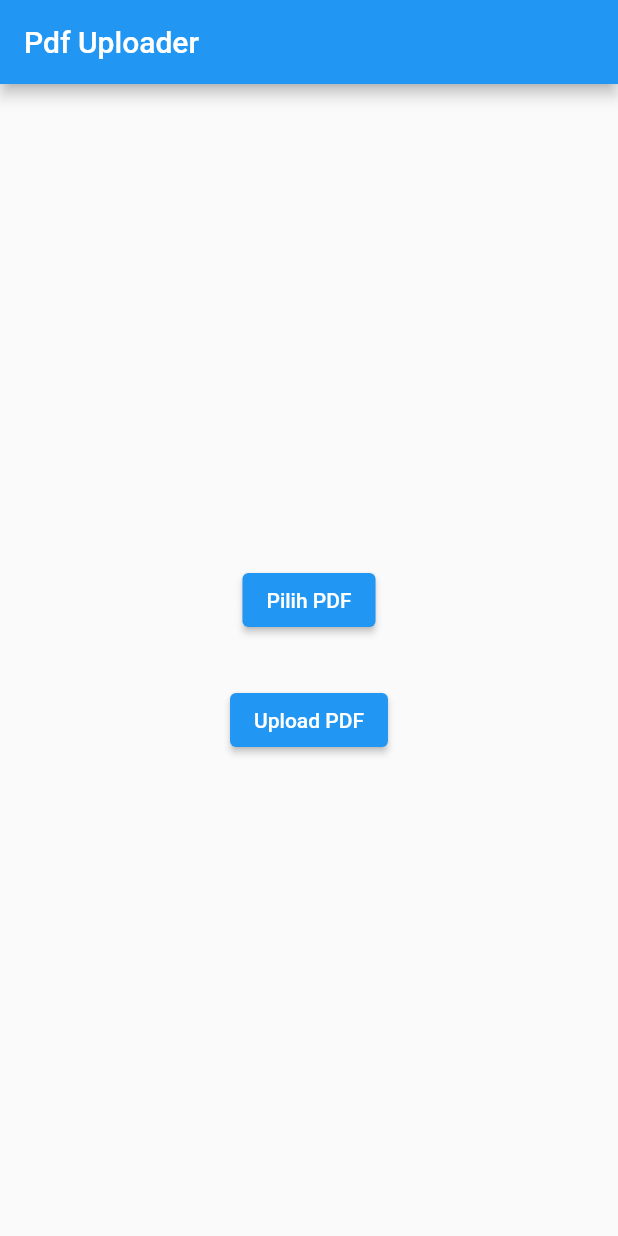
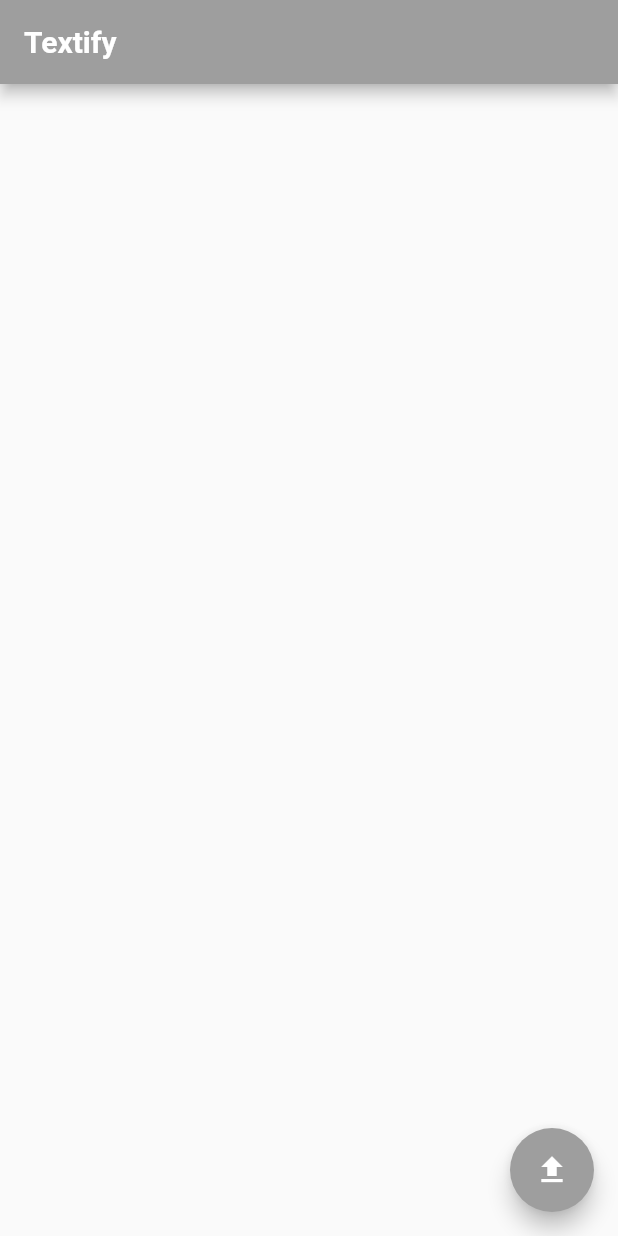
Before and after one commit to qonythazu/textify, a Flutter app: the screen it shows after launch, on a phone screen of 412 x 824 dp. Run offline on Flutter 3.47's test engine with Material 2 defaults, Android fonts, the light colour scheme and no system bars; our stand-ins replace file_picker.

Commit message:
ngubah tampilan dikit

```diff
--- a/lib/homepage.dart
+++ b/lib/homepage.dart
@@ -49,24 +49,30 @@ class _PdfUploaderState extends State<PdfUploader> {
   Widget build(BuildContext context) {
     return Scaffold(
       appBar: AppBar(
-        title: Text('Pdf Uploader'),
+        title: const Text(
+          'Textify',
+          style: TextStyle(
+            color: Colors.white,
+            fontWeight: FontWeight.bold
+          ),
+        ),
+      ),
+      floatingActionButton: FloatingActionButton(
+        onPressed: _pickPdf,
+        child: const Icon(Icons.upload, color: Colors.white,),
       ),
       body: Center(
         child: Column(
           mainAxisAlignment: MainAxisAlignment.center,
           children: <Widget>[
-            ElevatedButton(
-              onPressed: _pickPdf,
-              child: Text('Pilih PDF'),
-            ),
             SizedBox(height: 16),
             if (_pdfFile != null)
               Text(_pdfFile!.path),
             SizedBox(height: 16),
-            ElevatedButton(
-              onPressed: _uploadPdf,
-              child: Text('Upload PDF'),
-            ),
+            // ElevatedButton(
+            //   onPressed: _uploadPdf,
+            //   child: Text('Upload PDF'),
+            // ),
           ],
         ),
       ),
--- a/lib/main.dart
+++ b/lib/main.dart
@@ -23,7 +23,7 @@ class MyApp extends StatelessWidget {
         // or simply save your changes to "hot reload" in a Flutter IDE).
         // Notice that the counter didn't reset back to zero; the application
         // is not restarted.
-        primarySwatch: Colors.blue,
+        primarySwatch: Colors.grey,
       ),
       home: PdfUploader(),
     );
```
